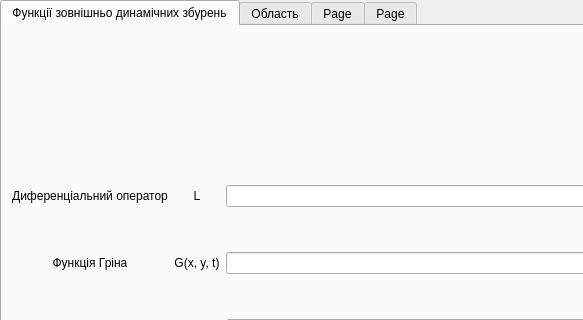
Before: the Qt Designer form tabwidget.ui in Lamzin/math-modeling, drawn with Qt 5; both pictures show x 0 to 583 and y 0 to 320 of the 947 by 582 pixel window.
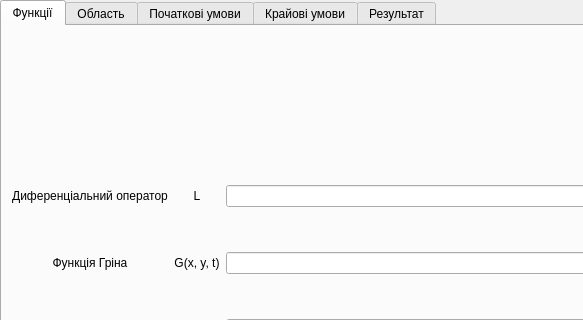
After: the same form once the commit is applied.

Commit message: change tabs text

Diff of the .ui file:
```diff
--- a/tabwidget.ui
+++ b/tabwidget.ui
@@ -18,7 +18,7 @@
   </property>
   <widget class="QWidget" name="tab1">
    <attribute name="title">
-    <string>Функції зовнішньо динамічних збурень</string>
+    <string>Функції</string>
    </attribute>
    <widget class="QWidget" name="horizontalLayoutWidget">
     <property name="geometry">
@@ -186,12 +186,17 @@
   </widget>
   <widget class="QWidget" name="tab3">
    <attribute name="title">
-    <string>Page</string>
+    <string>Початкові умови</string>
    </attribute>
   </widget>
   <widget class="QWidget" name="tab4">
    <attribute name="title">
-    <string>Page</string>
+    <string>Крайові умови</string>
+   </attribute>
+  </widget>
+  <widget class="QWidget" name="tab5">
+   <attribute name="title">
+    <string>Результат</string>
    </attribute>
   </widget>
  </widget>
```
